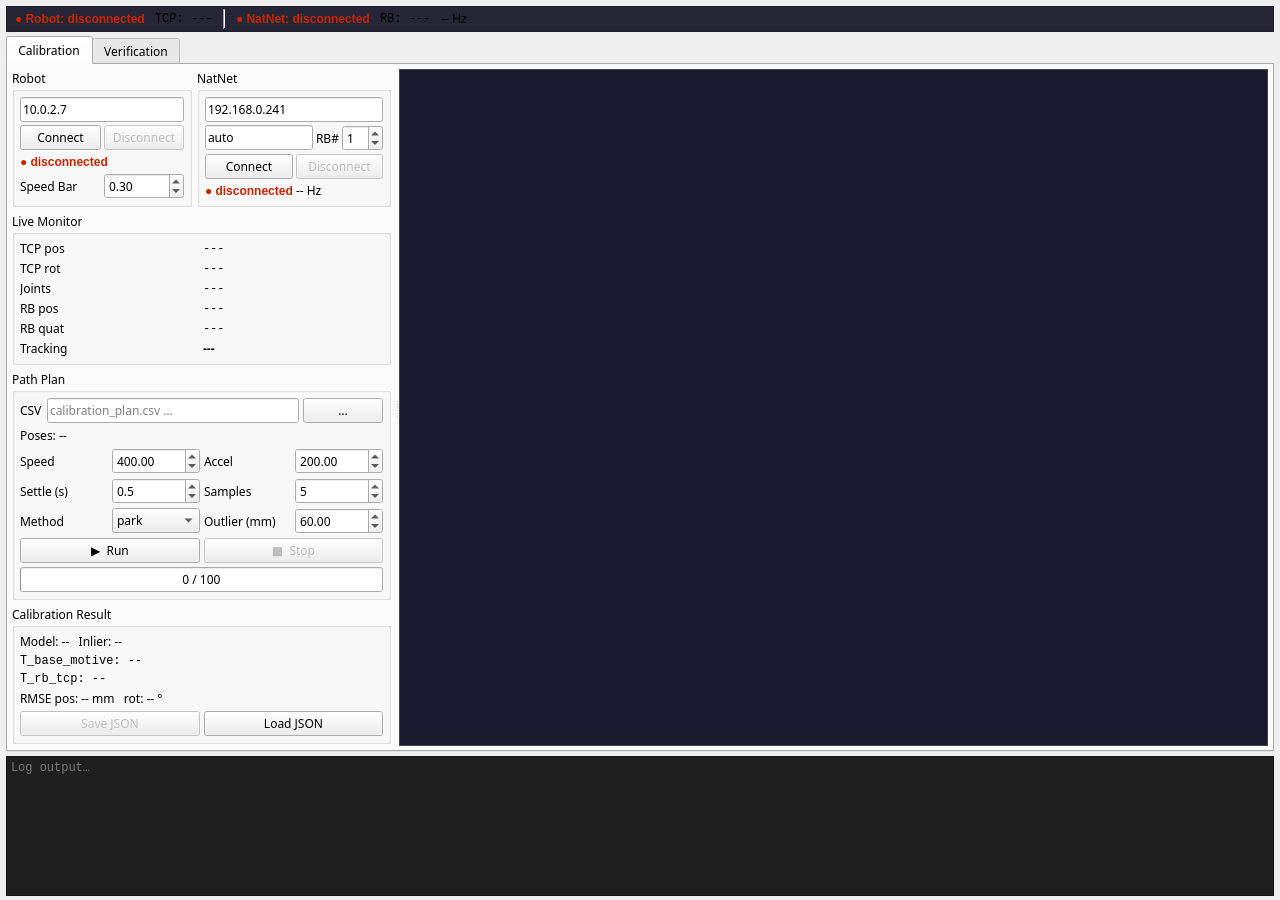
First picture: the form in python/verifytool/verifypositioner.ui, repository jkpark150901/flame_robotics_drt, before the edit.
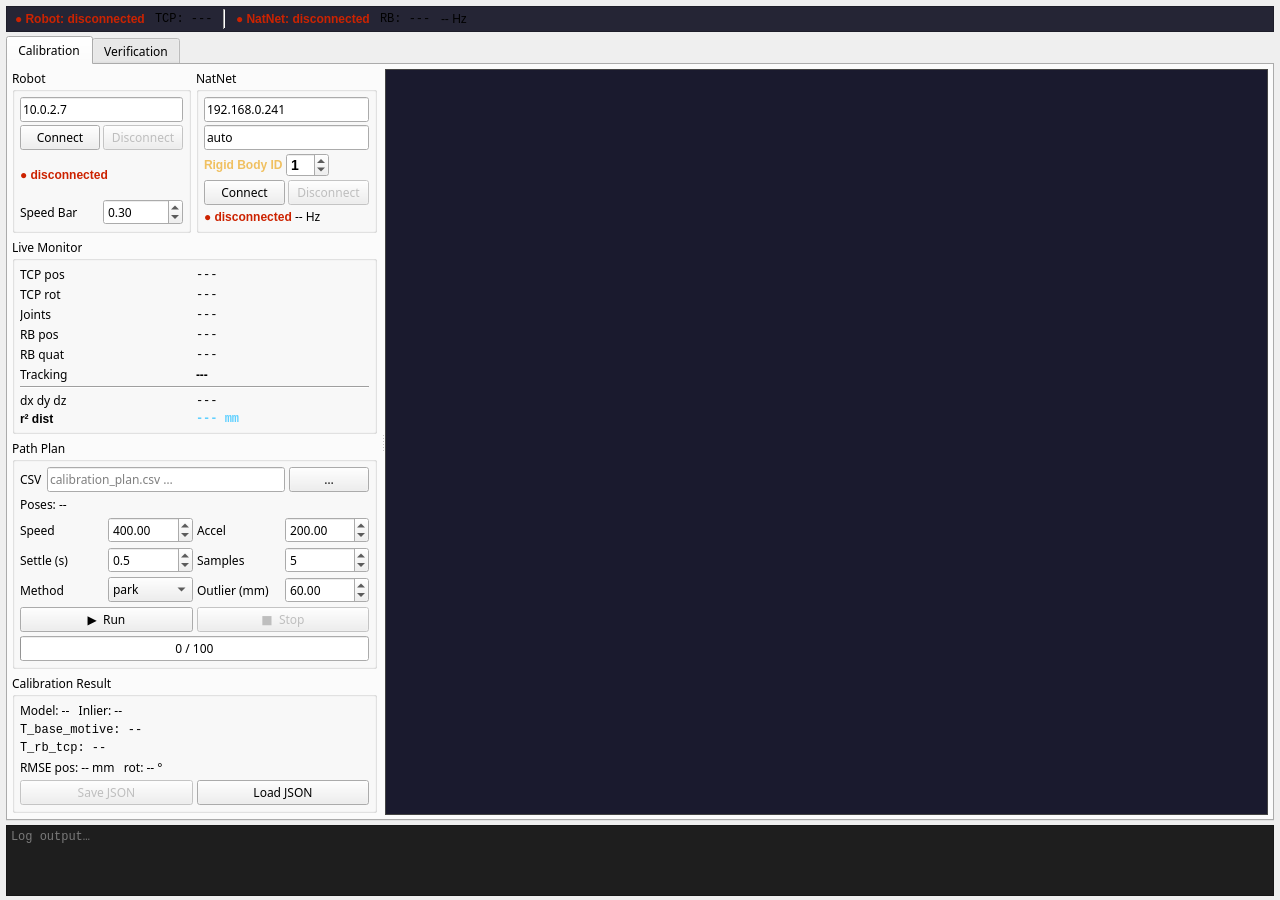
Second picture: the form after the edit.

Commit message: fixed natnet worker callback(timestamp)

The edit to the form file:
```diff
--- a/python/verifytool/verifypositioner.ui
+++ b/python/verifytool/verifypositioner.ui
@@ -204,23 +204,36 @@
                   </widget>
                  </item>
 
+                 <item>
+                  <widget class="QLineEdit" name="edit_natnet_client">
+                   <property name="text"><string>auto</string></property>
+                   <property name="placeholderText"><string>Client IP</string></property>
+                  </widget>
+                 </item>
+
                  <item>
                   <layout class="QHBoxLayout">
                    <item>
-                    <widget class="QLineEdit" name="edit_natnet_client">
-                     <property name="text"><string>auto</string></property>
-                     <property name="placeholderText"><string>Client IP</string></property>
+                    <widget class="QLabel">
+                     <property name="text"><string>Rigid Body ID</string></property>
+                     <property name="styleSheet"><string>font-weight: bold; color: #f0c060;</string></property>
                     </widget>
                    </item>
-                   <item><widget class="QLabel"><property name="text"><string>RB#</string></property></widget></item>
                    <item>
                     <widget class="QSpinBox" name="spin_rb_id">
                      <property name="minimum"><number>0</number></property>
                      <property name="maximum"><number>99</number></property>
                      <property name="value"><number>1</number></property>
-                     <property name="maximumWidth"><number>50</number></property>
+                     <property name="minimumWidth"><number>70</number></property>
+                     <property name="styleSheet"><string>QSpinBox { font-weight: bold; font-size: 14px; }</string></property>
                     </widget>
                    </item>
+                   <item>
+                    <spacer>
+                     <property name="orientation"><enum>Qt::Horizontal</enum></property>
+                     <property name="sizeHint" stdset="0"><size><width>40</width><height>20</height></size></property>
+                    </spacer>
+                   </item>
                   </layout>
                  </item>
 
@@ -334,6 +347,37 @@
                 </widget>
                </item>
 
+               <item row="6" column="0" colspan="2">
+                <widget class="QFrame">
+                 <property name="frameShape"><enum>QFrame::HLine</enum></property>
+                 <property name="frameShadow"><enum>QFrame::Sunken</enum></property>
+                </widget>
+               </item>
+
+               <item row="7" column="0">
+                <widget class="QLabel"><property name="text"><string>dx dy dz</string></property></widget>
+               </item>
+               <item row="7" column="1">
+                <widget class="QLabel" name="lbl_rb_delta">
+                 <property name="text"><string>---</string></property>
+                 <property name="font"><font><family>Courier New</family><pointsize>9</pointsize></font></property>
+                </widget>
+               </item>
+
+               <item row="8" column="0">
+                <widget class="QLabel">
+                 <property name="text"><string>r² dist</string></property>
+                 <property name="styleSheet"><string>font-weight: bold;</string></property>
+                </widget>
+               </item>
+               <item row="8" column="1">
+                <widget class="QLabel" name="lbl_rb_r2_dist">
+                 <property name="text"><string>--- mm</string></property>
+                 <property name="styleSheet"><string>font-weight: bold; color: #60d0ff;</string></property>
+                 <property name="font"><font><family>Courier New</family><pointsize>9</pointsize></font></property>
+                </widget>
+               </item>
+
               </layout>
              </widget>
             </item>
```
The commit also changes 6 other files.
